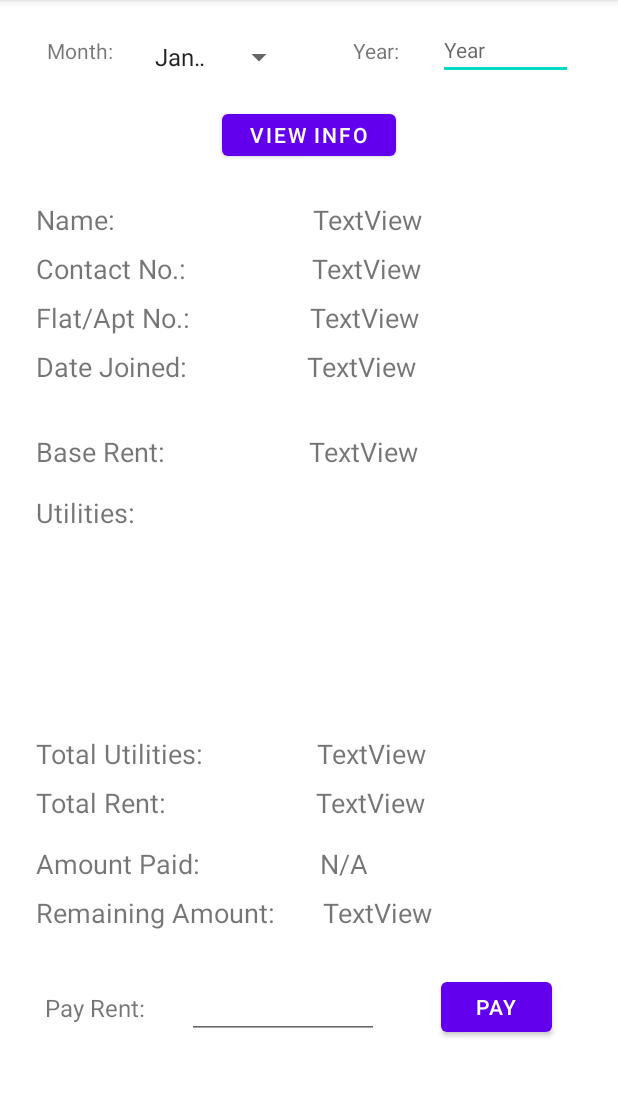
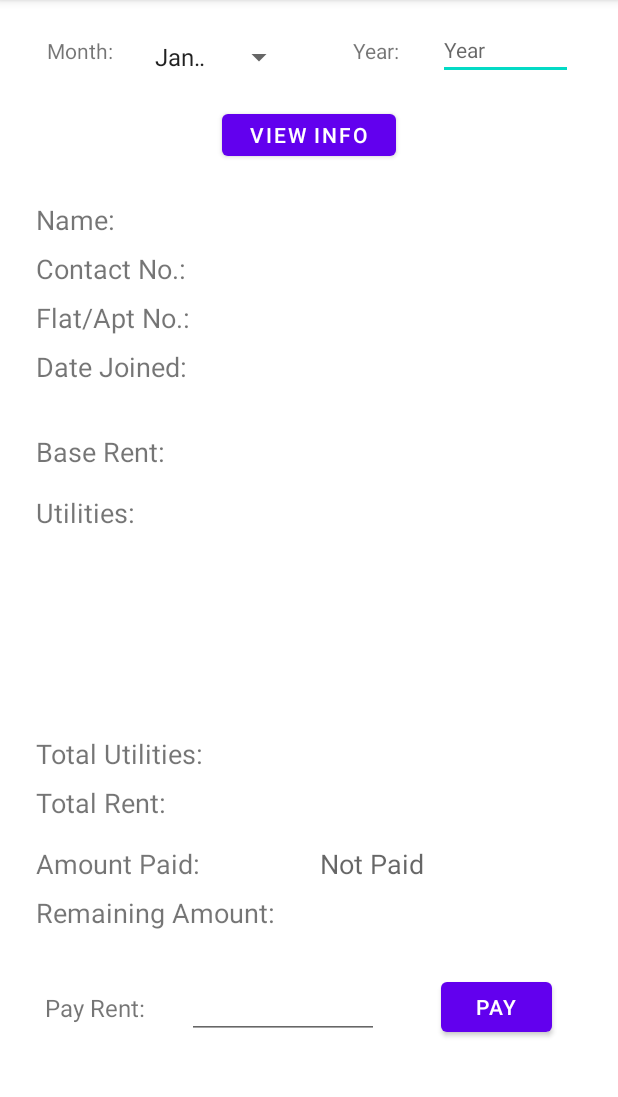
Before and after one commit to mafu-rahman/Tenant-Management, an Android app: the TenantView screen opened directly, with no data from a screen before it, on a phone screen of 412 x 824 dp, the part 84-1181 px from its top. Run offline under Robolectric (Android 15) with nearby library versions, the phone set to English and light mode, and no system bars; 2 statements that could not run were skipped.

Commit message:
completed activity_tenant_view.xml and TenantView.java

```diff
--- a/app/src/main/res/layout/activity_tenant_view.xml
+++ b/app/src/main/res/layout/activity_tenant_view.xml
@@ -147,7 +147,6 @@
         android:layout_height="wrap_content"
         android:layout_marginStart="132dp"
         android:layout_marginTop="24dp"
-        android:text="TextView"
         android:textSize="18sp"
         app:layout_constraintStart_toEndOf="@+id/textView12"
         app:layout_constraintTop_toBottomOf="@+id/buttonViewInfo" />
@@ -158,7 +157,6 @@
         android:layout_height="wrap_content"
         android:layout_marginStart="96dp"
         android:layout_marginTop="32dp"
-        android:text="TextView"
         android:textSize="18sp"
         app:layout_constraintStart_toEndOf="@+id/textView20"
         app:layout_constraintTop_toBottomOf="@+id/outputDateJoined" />
@@ -169,7 +167,6 @@
         android:layout_height="wrap_content"
         android:layout_marginStart="80dp"
         android:layout_marginTop="8dp"
-        android:text="TextView"
         android:textSize="18sp"
         app:layout_constraintStart_toEndOf="@+id/textView16"
         app:layout_constraintTop_toBottomOf="@+id/outputContact" />
@@ -180,7 +177,6 @@
         android:layout_height="wrap_content"
         android:layout_marginStart="80dp"
         android:layout_marginTop="8dp"
-        android:text="TextView"
         android:textSize="18sp"
         app:layout_constraintStart_toEndOf="@+id/textView23"
         app:layout_constraintTop_toBottomOf="@+id/outputFlat" />
@@ -191,7 +187,6 @@
         android:layout_height="wrap_content"
         android:layout_marginStart="84dp"
         android:layout_marginTop="8dp"
-        android:text="TextView"
         android:textSize="18sp"
         app:layout_constraintStart_toEndOf="@+id/textView15"
         app:layout_constraintTop_toBottomOf="@+id/outputName" />
@@ -290,7 +285,6 @@
         android:layout_height="wrap_content"
         android:layout_marginStart="76dp"
         android:layout_marginTop="136dp"
-        android:text="TextView"
         android:textSize="18sp"
         app:layout_constraintStart_toEndOf="@+id/textView25"
         app:layout_constraintTop_toBottomOf="@+id/textView21" />
@@ -301,7 +295,6 @@
         android:layout_height="wrap_content"
         android:layout_marginStart="32dp"
         android:layout_marginTop="8dp"
-        android:text="TextView"
         android:textSize="18sp"
         app:layout_constraintStart_toEndOf="@+id/textView28"
         app:layout_constraintTop_toBottomOf="@+id/outputAmountPaid" />
@@ -312,7 +305,6 @@
         android:layout_height="wrap_content"
         android:layout_marginStart="100dp"
         android:layout_marginTop="8dp"
-        android:text="TextView"
         android:textSize="18sp"
         app:layout_constraintStart_toEndOf="@+id/textView26"
         app:layout_constraintTop_toBottomOf="@+id/outputTotalUtilities" />
@@ -323,7 +315,7 @@
         android:layout_height="wrap_content"
         android:layout_marginStart="80dp"
         android:layout_marginTop="16dp"
-        android:text="N/A"
+        android:hint="Not Paid"
         android:textSize="18sp"
         app:layout_constraintStart_toEndOf="@+id/textView27"
         app:layout_constraintTop_toBottomOf="@+id/outputTotalRent" />
```
